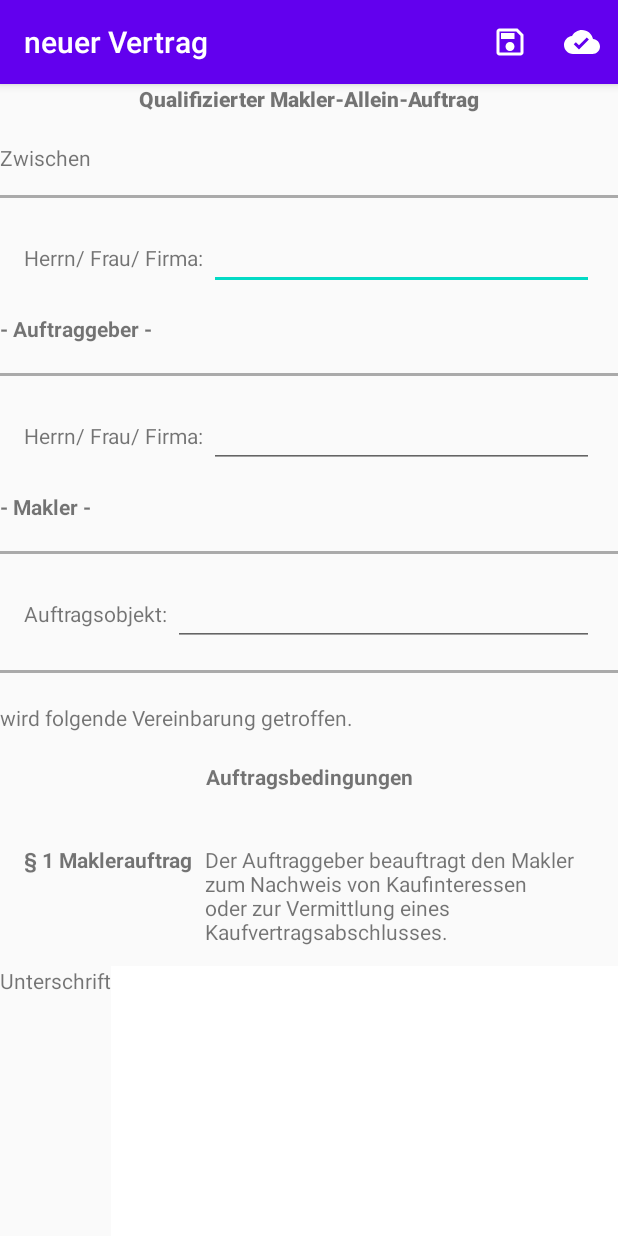
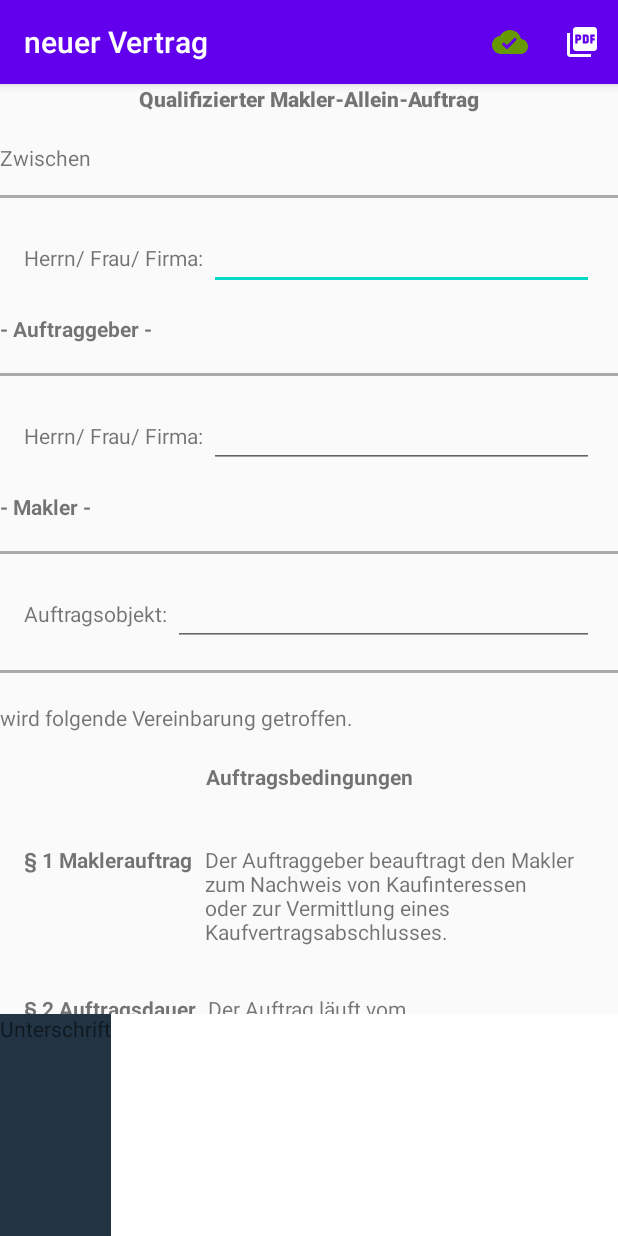
Before and after one commit to Berndhura/fehlhaber, an Android app: the Vertrag screen opened directly, with no data from a screen before it, after a tap on "save", on a phone screen of 412 x 824 dp. Run offline under Robolectric (Android 15) with nearby library versions, the phone set to English and light mode, and no system bars; our stand-ins replace Firebase (no records; nobody signed in at launch, a user with empty details on screens opened directly).

Commit message:
green cloud after suc upload

```diff
--- a/app/src/main/java/com/example/fehlhaber/Vertrag.java
+++ b/app/src/main/java/com/example/fehlhaber/Vertrag.java
@@ -31,12 +31,11 @@ import androidx.appcompat.app.AppCompatActivity;
 import androidx.appcompat.widget.Toolbar;
 
 
-public class Vertrag extends AppCompatActivity implements View.OnClickListener {
+public class Vertrag extends AppCompatActivity {
 
     private FirebaseFirestore db = FirebaseFirestore.getInstance();
     private EditText nameView;
-    private MenuItem saveBtn;
-    private MenuItem saved_ok;
+    private Menu myMenu;
 
     @Override
     protected void onCreate(Bundle savedInstanceState) {
@@ -45,16 +44,10 @@ public class Vertrag extends AppCompatActivity implements View.OnClickListener {
 
         nameView = findViewById(R.id.fullName);
 
-        Button generatePdf = findViewById(R.id.generatePdf);
-        generatePdf.setOnClickListener(this);
-
         Toolbar toolbar = findViewById(R.id.toolbar);
         setSupportActionBar(toolbar);
 
-        saveBtn = findViewById(R.id.save_botton);
-        saved_ok = findViewById(R.id.ok_saved);
-
-        LinearLayout mContent = (LinearLayout) findViewById(R.id.linearLayoutSign);
+        LinearLayout mContent = findViewById(R.id.linearLayoutSign);
         CaptureSignatureView mSig = new CaptureSignatureView(this, null);
         mContent.addView(mSig, LinearLayout.LayoutParams.MATCH_PARENT, LinearLayout.LayoutParams.MATCH_PARENT);
 
@@ -64,6 +57,8 @@ public class Vertrag extends AppCompatActivity implements View.OnClickListener {
     public boolean onCreateOptionsMenu(Menu menu) {
         MenuInflater inflater = getMenuInflater();
         inflater.inflate(R.menu.menu, menu);
+        myMenu = menu;
+        myMenu.findItem(R.id.ok_saved).setVisible(false);
         return super.onCreateOptionsMenu(menu);
     }
 
@@ -73,6 +68,9 @@ public class Vertrag extends AppCompatActivity implements View.OnClickListener {
         switch (item.getItemId()) {
             case R.id.save_botton:
                 saveDocument();
+                return true;
+            case R.id.create_pdf:
+                createMyPDF();
                 return true;
             default: return super.onOptionsItemSelected(item);
         }
@@ -108,17 +106,6 @@ public class Vertrag extends AppCompatActivity implements View.OnClickListener {
                 });
     }
 
-    @Override
-    public void onClick(View v) {
-        switch (v.getId()) {
-
-            case R.id.generatePdf: {
-                createMyPDF();
-                break;
-            }
-        }
-    }
-
     private void createMyPDF(){
         //https://www.youtube.com/watch?v=RjpFwkfRM3U
         PdfDocument myPdfDocument = new PdfDocument();
@@ -149,11 +136,7 @@ public class Vertrag extends AppCompatActivity implements View.OnClickListener {
     }
 
     private void deactivateForm() {
-       /*nameView.setFocusable(false);
-        nameView.setTextColor(1);
-        nameView.setFocusable(false);
-        nameView.setTextColor(66);*/
-       //saveBtn.setVisible(false);
-       //saved_ok.setVisible(true);
+        myMenu.findItem(R.id.save_botton).setVisible(false);
+        myMenu.findItem(R.id.ok_saved).setVisible(true);
     }
 }
--- a/app/src/main/res/drawable/ic_cloud_done_24.xml
+++ b/app/src/main/res/drawable/ic_cloud_done_24.xml
@@ -3,8 +3,8 @@
     android:height="24dp"
     android:viewportWidth="24"
     android:viewportHeight="24"
-    android:tint="?attr/colorControlNormal">
+    android:tint="@android:color/holo_green_dark">
   <path
-      android:fillColor="@android:color/white"
+      android:fillColor="@android:color/holo_green_dark"
       android:pathData="M19.35,10.04C18.67,6.59 15.64,4 12,4 9.11,4 6.6,5.64 5.35,8.04 2.34,8.36 0,10.91 0,14c0,3.31 2.69,6 6,6h13c2.76,0 5,-2.24 5,-5 0,-2.64 -2.05,-4.78 -4.65,-4.96zM10,17l-3.5,-3.5 1.41,-1.41L10,14.17 15.18,9l1.41,1.41L10,17z"/>
 </vector>
--- /dev/null
+++ b/app/src/main/res/drawable/ic_pdf_24.xml
@@ -0,0 +1,10 @@
+<vector xmlns:android="http://schemas.android.com/apk/res/android"
+    android:width="24dp"
+    android:height="24dp"
+    android:viewportWidth="24"
+    android:viewportHeight="24"
+    android:tint="?attr/colorControlNormal">
+  <path
+      android:fillColor="@android:color/white"
+      android:pathData="M20,2L8,2c-1.1,0 -2,0.9 -2,2v12c0,1.1 0.9,2 2,2h12c1.1,0 2,-0.9 2,-2L22,4c0,-1.1 -0.9,-2 -2,-2zM11.5,9.5c0,0.83 -0.67,1.5 -1.5,1.5L9,11v2L7.5,13L7.5,7L10,7c0.83,0 1.5,0.67 1.5,1.5v1zM16.5,11.5c0,0.83 -0.67,1.5 -1.5,1.5h-2.5L12.5,7L15,7c0.83,0 1.5,0.67 1.5,1.5v3zM20.5,8.5L19,8.5v1h1.5L20.5,11L19,11v2h-1.5L17.5,7h3v1.5zM9,9.5h1v-1L9,8.5v1zM4,6L2,6v14c0,1.1 0.9,2 2,2h14v-2L4,20L4,6zM14,11.5h1v-3h-1v3z"/>
+</vector>
--- a/app/src/main/res/layout/verkaeufer.xml
+++ b/app/src/main/res/layout/verkaeufer.xml
@@ -248,7 +248,8 @@ stillschweigend jeweils um ein Vierteljahr.
         android:layout_width="wrap_content"
         android:layout_height="wrap_content"
         android:layout_weight="2"
-        android:orientation="vertical" >
+        android:orientation="horizontal"
+        android:background="#223344">
 
         <LinearLayout
             android:layout_width="match_parent"
@@ -263,12 +264,6 @@ stillschweigend jeweils um ein Vierteljahr.
 
         </LinearLayout>
 
-        <Button
-            android:id="@+id/generatePdf"
-            android:layout_width="match_parent"
-            android:layout_height="wrap_content"
-            android:text="PDF erstellen" />
-
     </LinearLayout>
 
 </LinearLayout>
--- a/app/src/main/res/menu/menu.xml
+++ b/app/src/main/res/menu/menu.xml
@@ -5,11 +5,16 @@
     <item android:id="@+id/save_botton"
         android:icon="@drawable/ic_save"
         android:title="save"
-        app:showAsAction="always"/>
+        app:showAsAction="ifRoom"/>
 
     <item android:id="@+id/ok_saved"
         android:icon="@drawable/ic_cloud_done_24"
         android:title="saved"
-        app:showAsAction="always"/>
+        app:showAsAction="ifRoom"/>
+
+    <item android:id="@+id/create_pdf"
+        android:icon="@drawable/ic_pdf_24"
+        android:title="PDF"
+        app:showAsAction="ifRoom"/>
 
 </menu>
```
